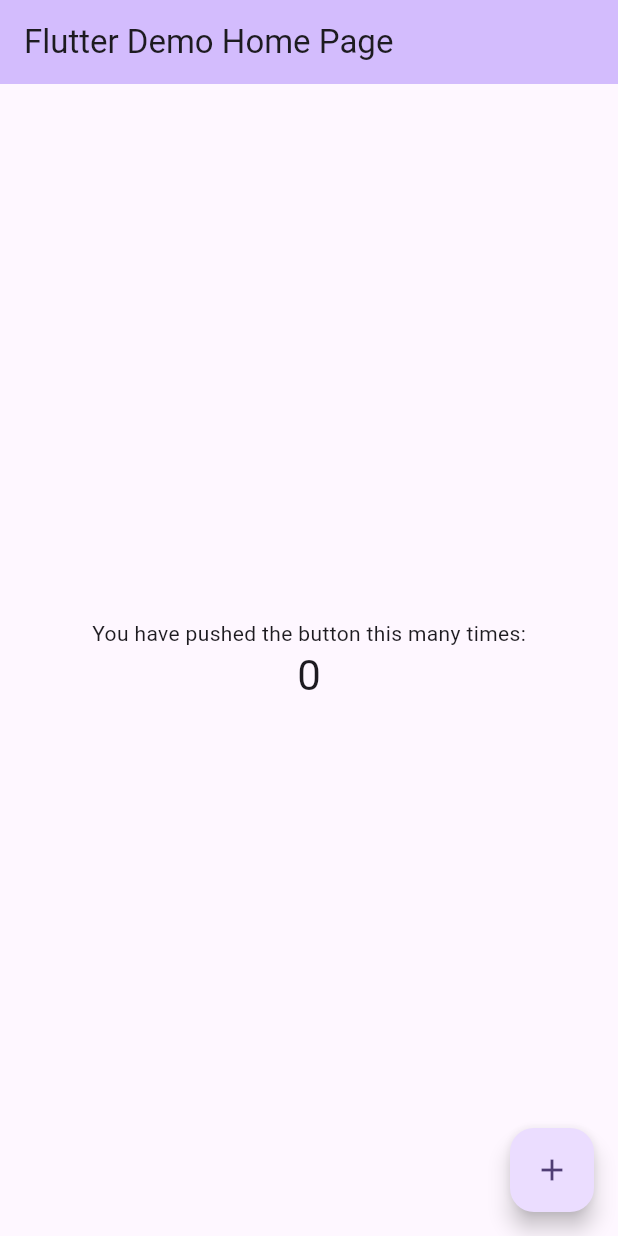
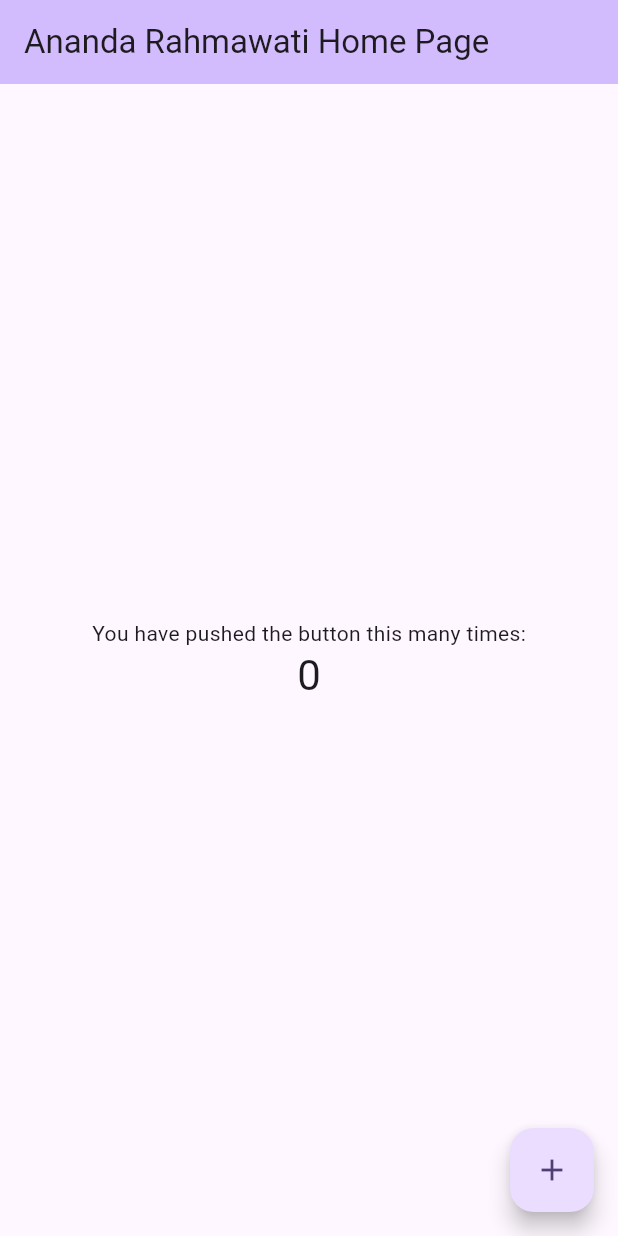
Before and after one commit to Anandarahmawati24/flutter-fundamental-part1, a Flutter app: the screen it shows after launch, on a phone screen of 412 x 824 dp. Run offline on Flutter 3.47's test engine with Material 3 defaults, Android fonts, the phone set to English and light mode, and no system bars.

Commit message:
Jobsheet 5 Praktikum 3

```diff
--- a/lib/main.dart
+++ b/lib/main.dart
@@ -30,7 +30,7 @@ class MyApp extends StatelessWidget {
         // tested with just a hot reload.
         colorScheme: ColorScheme.fromSeed(seedColor: Colors.deepPurple),
       ),
-      home: const MyHomePage(title: 'Flutter Demo Home Page'),
+      home: const MyHomePage(title: 'Ananda Rahmawati Home Page'),
     );
   }
 }
```
Also changed, not shown: images/01.png (added), 1 other file.
